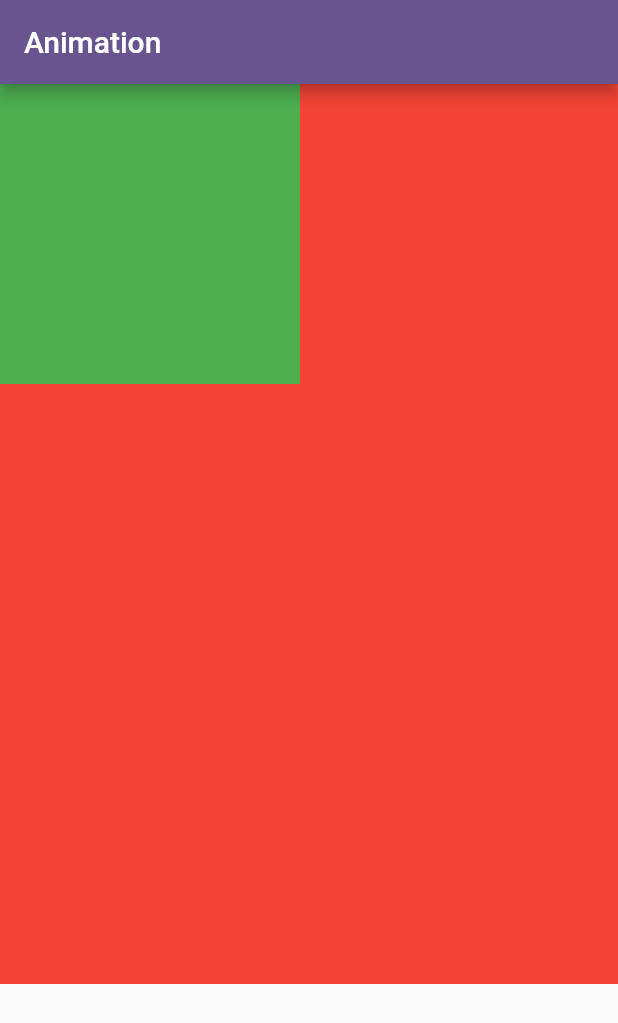
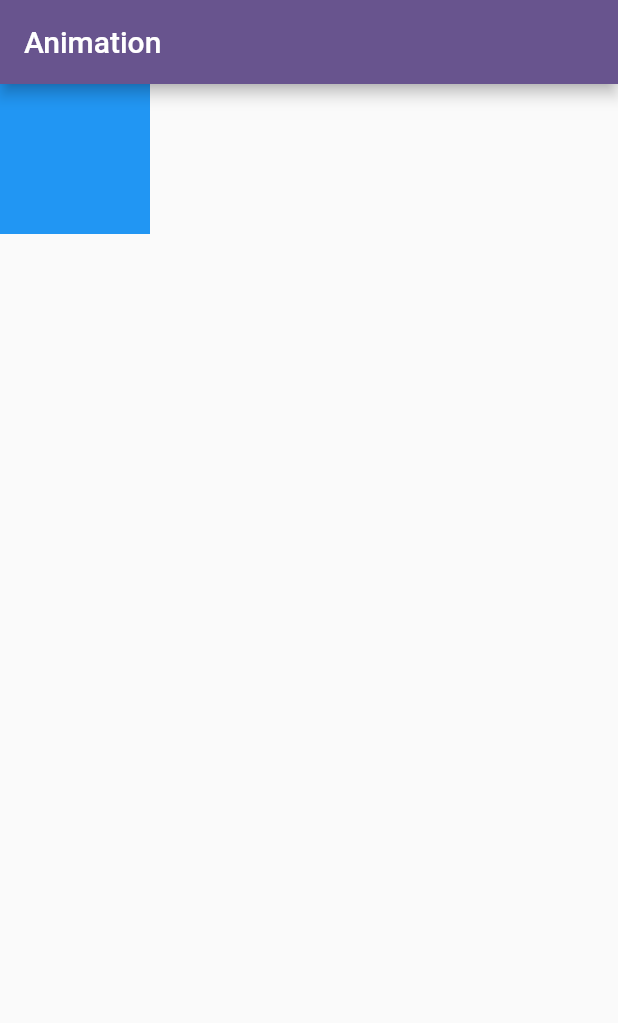
Before and after one commit to mohamdelbehairy/animation_flutter, a Flutter app: the screen it shows after launch, on a phone screen of 412 x 824 dp. Shown: the top 1023 px of the screen. Run offline on Flutter 3.47's test engine with Material 3 defaults, Android fonts, the phone set to English and light mode, and no system bars.

```diff
--- a/lib/main.dart
+++ b/lib/main.dart
@@ -27,34 +27,25 @@ class HomeView extends StatefulWidget {
 }
 
 class _HomeViewState extends State<HomeView> {
-  double left = 0;
+  double height = 100;
+  double width = 100;
 
   @override
   Widget build(BuildContext context) {
     return Scaffold(
       appBar: AppBar(title: const Text('Animation')),
-      body: GestureDetector(
-        onTap: () {
-          setState(() {
-            left = 200;
-          });
-        },
-        child: Stack(
-          children: [
-            Container(height: 600, color: Colors.red),
-            AnimatedPositionedDirectional(
-                duration: const Duration(seconds: 2),
-                curve: Curves.easeIn,
-                start: left,
-                top: left,
-                child: Container(
-                  height: 200,
-                  width: 200,
-                  color: Colors.green,
-                )),
-          ],
-        ),
-      ),
+      body: InkWell(
+          onTap: () {
+            setState(() {
+              height = 200;
+              width = 200;
+            });
+          },
+          child: AnimatedSize(
+            curve: Curves.easeIn,
+              duration: const Duration(seconds: 1),
+              child:
+                  Container(height: height, width: width, color: Colors.blue))),
     );
   }
 }
```
